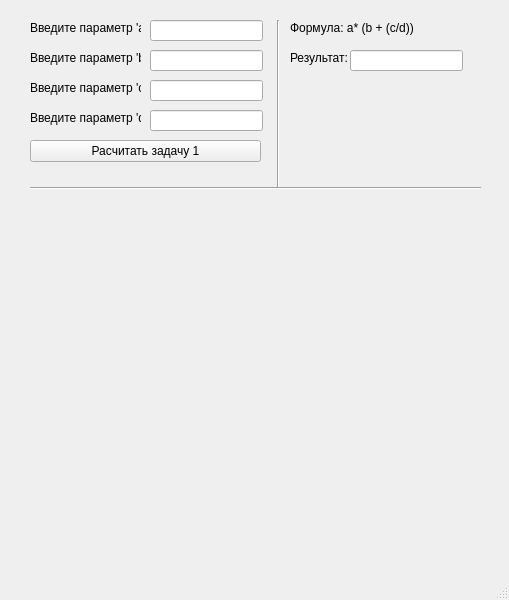
First picture: the form in Challenge5/mainwindow.ui, repository except134/BaseCPPChallenge5, before the edit.
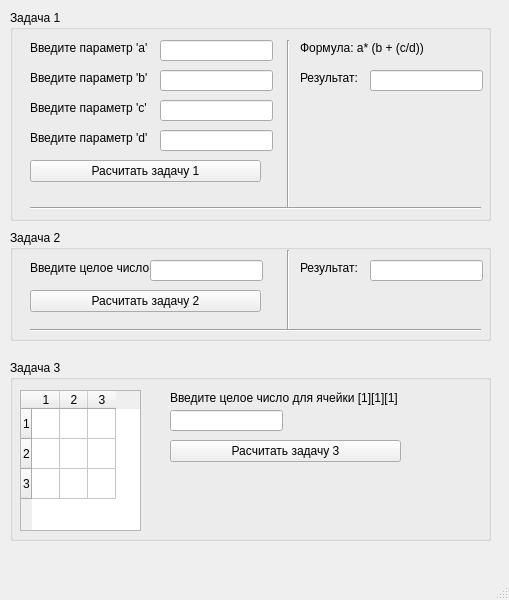
Second picture: the form after the edit.

Patch:
```diff
--- a/Challenge5/mainwindow.ui
+++ b/Challenge5/mainwindow.ui
@@ -18,31 +18,37 @@
     <property name="geometry">
      <rect>
       <x>30</x>
-      <y>20</y>
-      <width>111</width>
+      <y>40</y>
+      <width>120</width>
       <height>16</height>
      </rect>
     </property>
     <property name="text">
      <string>Введите параметр 'a'</string>
     </property>
+    <property name="scaledContents">
+     <bool>false</bool>
+    </property>
    </widget>
    <widget class="QLineEdit" name="edParamA">
     <property name="geometry">
      <rect>
-      <x>150</x>
-      <y>20</y>
+      <x>160</x>
+      <y>40</y>
       <width>113</width>
       <height>21</height>
      </rect>
     </property>
+    <property name="inputMask">
+     <string>D9999999</string>
+    </property>
    </widget>
    <widget class="QLabel" name="lblParamB">
     <property name="geometry">
      <rect>
       <x>30</x>
-      <y>50</y>
-      <width>111</width>
+      <y>70</y>
+      <width>120</width>
       <height>16</height>
      </rect>
     </property>
@@ -53,19 +59,22 @@
    <widget class="QLineEdit" name="edParamB">
     <property name="geometry">
      <rect>
-      <x>150</x>
-      <y>50</y>
+      <x>160</x>
+      <y>70</y>
       <width>113</width>
       <height>21</height>
      </rect>
     </property>
+    <property name="inputMask">
+     <string>D9999999</string>
+    </property>
    </widget>
    <widget class="QLabel" name="lblParamC">
     <property name="geometry">
      <rect>
       <x>30</x>
-      <y>80</y>
-      <width>111</width>
+      <y>100</y>
+      <width>120</width>
       <height>16</height>
      </rect>
     </property>
@@ -76,19 +85,22 @@
    <widget class="QLineEdit" name="edParamC">
     <property name="geometry">
      <rect>
-      <x>150</x>
-      <y>80</y>
+      <x>160</x>
+      <y>100</y>
       <width>113</width>
       <height>21</height>
      </rect>
     </property>
+    <property name="inputMask">
+     <string>D9999999</string>
+    </property>
    </widget>
    <widget class="QLabel" name="lblParamD">
     <property name="geometry">
      <rect>
       <x>30</x>
-      <y>110</y>
-      <width>111</width>
+      <y>130</y>
+      <width>120</width>
       <height>16</height>
      </rect>
     </property>
@@ -99,18 +111,21 @@
    <widget class="QLineEdit" name="edParamD">
     <property name="geometry">
      <rect>
-      <x>150</x>
-      <y>110</y>
+      <x>160</x>
+      <y>130</y>
       <width>113</width>
       <height>21</height>
      </rect>
     </property>
+    <property name="inputMask">
+     <string>D9999999</string>
+    </property>
    </widget>
    <widget class="QPushButton" name="btnTask1Calc">
     <property name="geometry">
      <rect>
       <x>30</x>
-      <y>140</y>
+      <y>160</y>
       <width>231</width>
       <height>22</height>
      </rect>
@@ -123,7 +138,7 @@
     <property name="geometry">
      <rect>
       <x>30</x>
-      <y>180</y>
+      <y>200</y>
       <width>451</width>
       <height>16</height>
      </rect>
@@ -135,8 +150,8 @@
    <widget class="Line" name="line_2">
     <property name="geometry">
      <rect>
-      <x>270</x>
-      <y>20</y>
+      <x>280</x>
+      <y>40</y>
       <width>16</width>
       <height>168</height>
      </rect>
@@ -148,8 +163,8 @@
    <widget class="QLabel" name="lblFormula">
     <property name="geometry">
      <rect>
-      <x>290</x>
-      <y>20</y>
+      <x>300</x>
+      <y>40</y>
       <width>131</width>
       <height>16</height>
      </rect>
@@ -158,11 +173,11 @@
      <string>Формула: a* (b + (c/d))</string>
     </property>
    </widget>
-   <widget class="QLabel" name="lblResult">
+   <widget class="QLabel" name="lblTask1Result">
     <property name="geometry">
      <rect>
-      <x>290</x>
-      <y>50</y>
+      <x>300</x>
+      <y>70</y>
       <width>61</width>
       <height>16</height>
      </rect>
@@ -174,13 +189,263 @@
    <widget class="QLineEdit" name="edTask1Result">
     <property name="geometry">
      <rect>
-      <x>350</x>
-      <y>50</y>
+      <x>370</x>
+      <y>70</y>
       <width>113</width>
       <height>21</height>
      </rect>
     </property>
+    <property name="readOnly">
+     <bool>true</bool>
+    </property>
    </widget>
+   <widget class="QGroupBox" name="groupBox">
+    <property name="geometry">
+     <rect>
+      <x>10</x>
+      <y>10</y>
+      <width>481</width>
+      <height>211</height>
+     </rect>
+    </property>
+    <property name="title">
+     <string>Задача 1</string>
+    </property>
+    <property name="flat">
+     <bool>true</bool>
+    </property>
+   </widget>
+   <widget class="QGroupBox" name="groupBox_2">
+    <property name="geometry">
+     <rect>
+      <x>10</x>
+      <y>230</y>
+      <width>481</width>
+      <height>111</height>
+     </rect>
+    </property>
+    <property name="title">
+     <string>Задача 2</string>
+    </property>
+    <property name="flat">
+     <bool>true</bool>
+    </property>
+    <widget class="QLineEdit" name="edParamInt">
+     <property name="geometry">
+      <rect>
+       <x>140</x>
+       <y>30</y>
+       <width>113</width>
+       <height>21</height>
+      </rect>
+     </property>
+     <property name="inputMask">
+      <string>D9999999</string>
+     </property>
+    </widget>
+    <widget class="QLabel" name="lblParamInt">
+     <property name="geometry">
+      <rect>
+       <x>20</x>
+       <y>30</y>
+       <width>120</width>
+       <height>16</height>
+      </rect>
+     </property>
+     <property name="text">
+      <string>Введите целое число</string>
+     </property>
+     <property name="scaledContents">
+      <bool>false</bool>
+     </property>
+    </widget>
+    <widget class="Line" name="line_3">
+     <property name="geometry">
+      <rect>
+       <x>270</x>
+       <y>20</y>
+       <width>16</width>
+       <height>81</height>
+      </rect>
+     </property>
+     <property name="orientation">
+      <enum>Qt::Vertical</enum>
+     </property>
+    </widget>
+    <widget class="QLineEdit" name="edTask2Result">
+     <property name="geometry">
+      <rect>
+       <x>360</x>
+       <y>30</y>
+       <width>113</width>
+       <height>21</height>
+      </rect>
+     </property>
+     <property name="readOnly">
+      <bool>true</bool>
+     </property>
+    </widget>
+    <widget class="QLabel" name="lblTask2Result">
+     <property name="geometry">
+      <rect>
+       <x>290</x>
+       <y>30</y>
+       <width>61</width>
+       <height>16</height>
+      </rect>
+     </property>
+     <property name="text">
+      <string>Результат:</string>
+     </property>
+    </widget>
+    <widget class="Line" name="line_4">
+     <property name="geometry">
+      <rect>
+       <x>20</x>
+       <y>92</y>
+       <width>451</width>
+       <height>16</height>
+      </rect>
+     </property>
+     <property name="orientation">
+      <enum>Qt::Horizontal</enum>
+     </property>
+    </widget>
+    <widget class="QPushButton" name="btnTask2Calc">
+     <property name="geometry">
+      <rect>
+       <x>20</x>
+       <y>60</y>
+       <width>231</width>
+       <height>22</height>
+      </rect>
+     </property>
+     <property name="text">
+      <string>Расчитать задачу 2</string>
+     </property>
+    </widget>
+   </widget>
+   <widget class="QGroupBox" name="groupBox_3">
+    <property name="geometry">
+     <rect>
+      <x>10</x>
+      <y>360</y>
+      <width>481</width>
+      <height>181</height>
+     </rect>
+    </property>
+    <property name="title">
+     <string>Задача 3</string>
+    </property>
+    <property name="flat">
+     <bool>true</bool>
+    </property>
+    <widget class="QTableWidget" name="grdMatrix">
+     <property name="geometry">
+      <rect>
+       <x>10</x>
+       <y>30</y>
+       <width>121</width>
+       <height>141</height>
+      </rect>
+     </property>
+     <attribute name="horizontalHeaderMinimumSectionSize">
+      <number>16</number>
+     </attribute>
+     <attribute name="horizontalHeaderDefaultSectionSize">
+      <number>28</number>
+     </attribute>
+     <row>
+      <property name="text">
+       <string>1</string>
+      </property>
+     </row>
+     <row>
+      <property name="text">
+       <string>2</string>
+      </property>
+     </row>
+     <row>
+      <property name="text">
+       <string>3</string>
+      </property>
+     </row>
+     <column>
+      <property name="text">
+       <string>1</string>
+      </property>
+     </column>
+     <column>
+      <property name="text">
+       <string>2</string>
+      </property>
+     </column>
+     <column>
+      <property name="text">
+       <string>3</string>
+      </property>
+     </column>
+    </widget>
+    <widget class="QLabel" name="lblGrdEnter">
+     <property name="geometry">
+      <rect>
+       <x>160</x>
+       <y>30</y>
+       <width>251</width>
+       <height>16</height>
+      </rect>
+     </property>
+     <property name="text">
+      <string>Введите целое число для ячейки [1][1][1]</string>
+     </property>
+     <property name="scaledContents">
+      <bool>false</bool>
+     </property>
+    </widget>
+    <widget class="QLineEdit" name="edParam111">
+     <property name="geometry">
+      <rect>
+       <x>160</x>
+       <y>50</y>
+       <width>113</width>
+       <height>21</height>
+      </rect>
+     </property>
+     <property name="inputMask">
+      <string>99999999</string>
+     </property>
+    </widget>
+    <widget class="QPushButton" name="btnTask3Calc">
+     <property name="geometry">
+      <rect>
+       <x>160</x>
+       <y>80</y>
+       <width>231</width>
+       <height>22</height>
+      </rect>
+     </property>
+     <property name="text">
+      <string>Расчитать задачу 3</string>
+     </property>
+    </widget>
+   </widget>
+   <zorder>groupBox</zorder>
+   <zorder>edParamA</zorder>
+   <zorder>edParamB</zorder>
+   <zorder>edParamC</zorder>
+   <zorder>edParamD</zorder>
+   <zorder>btnTask1Calc</zorder>
+   <zorder>line</zorder>
+   <zorder>line_2</zorder>
+   <zorder>lblFormula</zorder>
+   <zorder>lblTask1Result</zorder>
+   <zorder>edTask1Result</zorder>
+   <zorder>lblParamD</zorder>
+   <zorder>lblParamB</zorder>
+   <zorder>lblParamA</zorder>
+   <zorder>lblParamC</zorder>
+   <zorder>groupBox_2</zorder>
+   <zorder>groupBox_3</zorder>
   </widget>
   <widget class="QMenuBar" name="menubar">
    <property name="geometry">
```
